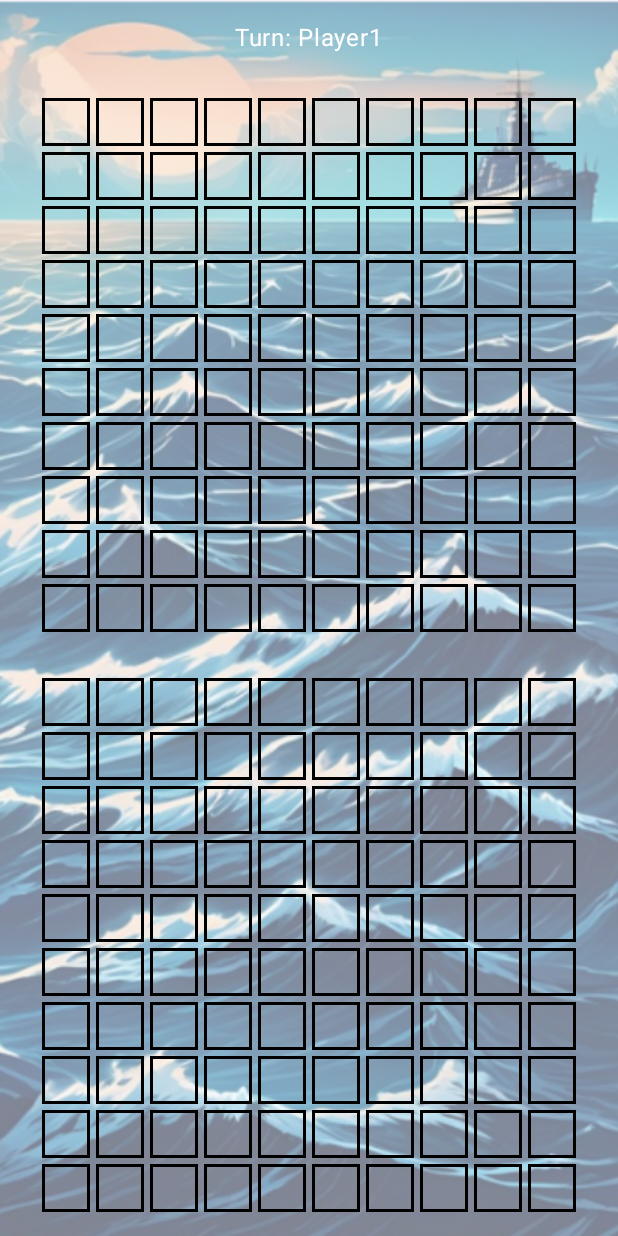
After one commit to carlbonander516/battleshipsgroup25, an Android app built with Jetpack Compose: the composable GameboardOnline called with empty values, on a phone screen of 412 x 824 dp. The commit adds this screen. Run offline under Robolectric (Android 15) with nearby library versions, the phone set to English and light mode, and no system bars; our stand-ins replace Firebase (no records; nobody signed in at launch, a user with empty details on screens opened directly).

Commit message:
UPDATE 3.0
Now when in a lobby both can start a game and be transferred to the game board. Need to add ship placement and turns and so on

```diff
--- a/app/build.gradle.kts
+++ b/app/build.gradle.kts
@@ -54,6 +54,8 @@ dependencies {
     implementation(libs.androidx.navigation.compose)
     implementation(libs.firebase.database.ktx)
     implementation(libs.firebase.firestore.ktx)
+    implementation(libs.androidx.runtime.livedata)
+    implementation(libs.androidx.storage)
     testImplementation(libs.junit)
     androidTestImplementation(libs.androidx.junit)
     androidTestImplementation(libs.androidx.espresso.core)
--- /dev/null
+++ b/app/src/main/java/GameboardOnline.kt
@@ -0,0 +1,176 @@
+
+package com.example.battleshipsgroup25
+
+import Grid
+import android.util.Log
+import androidx.compose.foundation.Image
+import androidx.compose.foundation.layout.Arrangement
+import androidx.compose.foundation.layout.Box
+import androidx.compose.foundation.layout.Column
+import androidx.compose.foundation.layout.fillMaxSize
+import androidx.compose.foundation.layout.padding
+import androidx.compose.material3.Button
+import androidx.compose.material3.MaterialTheme
+import androidx.compose.material3.Text
+import androidx.compose.runtime.*
+import androidx.compose.ui.Alignment
+import androidx.compose.ui.Modifier
+import androidx.compose.ui.draw.alpha
+import androidx.compose.ui.graphics.Color
+import androidx.compose.ui.layout.ContentScale
+import androidx.compose.ui.res.painterResource
+import androidx.compose.ui.unit.dp
+import androidx.lifecycle.viewmodel.compose.viewModel
+import androidx.navigation.NavHostController
+import com.google.firebase.database.*
+
+@Composable
+fun GameboardOnline(navController: NavHostController, gameId: String, playerId: String, model: GameModel = viewModel()) {
+    Log.d("GameboardOnline", "Initialized with gameId: $gameId and playerId: $playerId")
+    val database = FirebaseDatabase.getInstance().reference
+    val gameRef = database.child("games").child(gameId)
+
+    val turn = remember { mutableStateOf("Player1") }
+    val gameOver = remember { mutableStateOf(false) }
+    val winner = remember { mutableStateOf("") }
+    val playerGridHits = remember { mutableStateListOf<Pair<Int, Int>>() }
+    val playerGridMisses = remember { mutableStateListOf<Pair<Int, Int>>() }
+    val opponentGridHits = remember { mutableStateListOf<Pair<Int, Int>>() }
+    val opponentGridMisses = remember { mutableStateListOf<Pair<Int, Int>>() }
+
+    val gameData = remember { mutableStateOf<Map<String, Any?>>(emptyMap()) }
+
+// Listen for game state changes
+    DisposableEffect(gameId) {
+        val listener = object : ValueEventListener {
+            override fun onDataChange(snapshot: DataSnapshot) {
+                val value = snapshot.value
+                if (value is Map<*, *>) {
+                    @Suppress("UNCHECKED_CAST")
+                    gameData.value = value as Map<String, Any?>
+                    turn.value = gameData.value["turn"] as? String ?: "Player1"
+                    gameOver.value = gameData.value["gameOver"] as? Boolean ?: false
+                    winner.value = gameData.value["winner"] as? String ?: ""
+                } else {
+                    gameData.value = emptyMap()
+                }
+            }
+
+            override fun onCancelled(error: DatabaseError) {
+                Log.e("GameboardOnline", "Error loading game data: ${error.message}")
+            }
+        }
+        gameRef.addValueEventListener(listener)
+        onDispose { gameRef.removeEventListener(listener) }
+    }
+
+
+    fun handleOnlineHit(row: Int, col: Int): Boolean {
+        // Simulate fetching opponent ships from the game state
+        val opponentShips = (gameData.value["opponentShips"] as? List<*>)?.filterIsInstance<Ship>() ?: return false
+        val hit = opponentShips.any { ship -> Pair(row, col) in ship.positions }
+
+        // Update the online game state
+        val updates = mutableMapOf<String, Any?>()
+        if (hit) {
+            updates["opponentHits"] = opponentGridHits + Pair(row, col)
+        } else {
+            updates["opponentMisses"] = opponentGridMisses + Pair(row, col)
+        }
+        gameRef.updateChildren(updates) // `gameRef` is the reference to the Firebase database node for this game.
+
+        return hit
+    }
+    fun checkWinCondition(hits: List<Pair<Int, Int>>): Boolean {
+        val opponentShips = (gameData.value["opponentShips"] as? List<*>)?.filterIsInstance<Ship>() ?: return false
+        val totalShipCells = opponentShips.flatMap { it.positions }.toSet()
+        return totalShipCells.all { it in hits }
+    }
+
+
+
+    // Render UI based on gameData
+    if (gameOver.value) {
+        Box(
+            modifier = Modifier.fillMaxSize(),
+            contentAlignment = Alignment.Center
+        ) {
+            Column(
+                horizontalAlignment = Alignment.CenterHorizontally,
+                verticalArrangement = Arrangement.Center
+            ) {
+                Text(
+                    text = "Game Over! Winner: ${winner.value}",
+                    color = Color.White,
+                    style = MaterialTheme.typography.bodyLarge
+                )
+                Button(onClick = { navController.navigate("mainMenu") }) {
+                    Text("Return to Main Menu")
+                }
+            }
+        }
+    } else {
+        Box(modifier = Modifier.fillMaxSize()) {
+            Image(
+                painter = painterResource(id = R.drawable.backgroundgame),
+                contentDescription = null,
+                modifier = Modifier
+                    .fillMaxSize()
+                    .alpha(0.5f),
+                contentScale = ContentScale.Crop
+            )
+
+            Column(
+                modifier = Modifier
+                    .fillMaxSize()
+                    .padding(16.dp),
+                horizontalAlignment = Alignment.CenterHorizontally,
+                verticalArrangement = Arrangement.SpaceBetween
+            ) {
+                Text(
+                    text = "Turn: ${turn.value}",
+                    color = Color.White,
+                    style = MaterialTheme.typography.bodyLarge
+                )
+
+                Grid(
+                    size = 10, // Board size
+                    ships = (gameData.value["opponentShips"] as? List<*>)?.filterIsInstance<Ship>() ?: emptyList(),
+                    selectedShip = remember { mutableStateOf(null) },
+                    onCellClick = { row, col ->
+                        if (!gameOver.value && turn.value == playerId) {
+                            val isHit = handleOnlineHit(row, col)
+                            if (isHit) {
+                                opponentGridHits.add(Pair(row, col))
+                                if (checkWinCondition(opponentGridHits)) {
+                                    gameRef.child("gameOver").setValue(true)
+                                    gameRef.child("winner").setValue(playerId)
+                                }
+                            } else {
+                                opponentGridMisses.add(Pair(row, col))
+                                turn.value = if (playerId == "Player1") "Player2" else "Player1"
+                                gameRef.child("turn").setValue(turn.value)
+                            }
+                        }
+                    },
+                    onCellLongClick = { _, _ -> },
+                    highlights = opponentGridHits,
+                    misses = opponentGridMisses,
+                    gameStarted = true
+                )
+
+
+                Grid(
+                    size = 10, // Board size
+                    ships = (gameData.value["opponentShips"] as? List<*>)?.filterIsInstance<Ship>() ?: emptyList(),
+                    selectedShip = remember { mutableStateOf(null) },
+                    onCellClick = { _, _ -> },
+                    onCellLongClick = { _, _ -> },
+                    highlights = playerGridHits,
+                    misses = playerGridMisses,
+                    gameStarted = true
+                )
+            }
+        }
+    }
+}
--- a/gradle/libs.versions.toml
+++ b/gradle/libs.versions.toml
@@ -12,6 +12,8 @@ navigationRuntimeKtx = "2.8.4"
 navigationCompose = "2.8.4"
 firebaseDatabaseKtx = "21.0.0"
 firebaseFirestoreKtx = "25.1.1"
+runtimeLivedata = "1.7.5"
+storage = "1.5.0"
 
 [libraries]
 androidx-core-ktx = { group = "androidx.core", name = "core-ktx", version.ref = "coreKtx" }
@@ -35,6 +37,8 @@ androidx-navigation-runtime-ktx = { group = "androidx.navigation", name = "navig
 androidx-navigation-compose = { group = "androidx.navigation", name = "navigation-compose", version.ref = "navigationCompose" }
 firebase-database-ktx = { group = "com.google.firebase", name = "firebase-database-ktx", version.ref = "firebaseDatabaseKtx" }
 firebase-firestore-ktx = { group = "com.google.firebase", name = "firebase-firestore-ktx", version.ref = "firebaseFirestoreKtx" }
+androidx-runtime-livedata = { group = "androidx.compose.runtime", name = "runtime-livedata", version.ref = "runtimeLivedata" }
+androidx-storage = { group = "androidx.test.services", name = "storage", version.ref = "storage" }
 
 [plugins]
 android-application = { id = "com.android.application", version.ref = "agp" }
```
Also changed, not shown: app/src/main/java/GameLobby.kt (+50 -32 lines), app/src/main/java/GameModel.kt (+59 -41 lines), app/src/main/java/Lobby.kt (+4 -4 lines), app/src/main/java/NavGraph.kt (+37 -7 lines), app/src/main/java/com/example/battleshipsgroup25/MainActivity.kt (+9 -4 lines).
